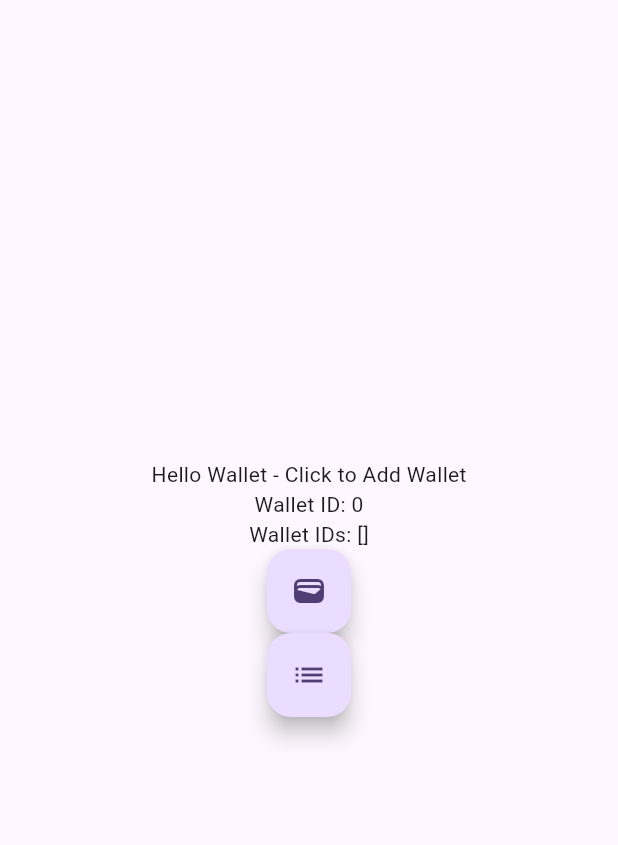
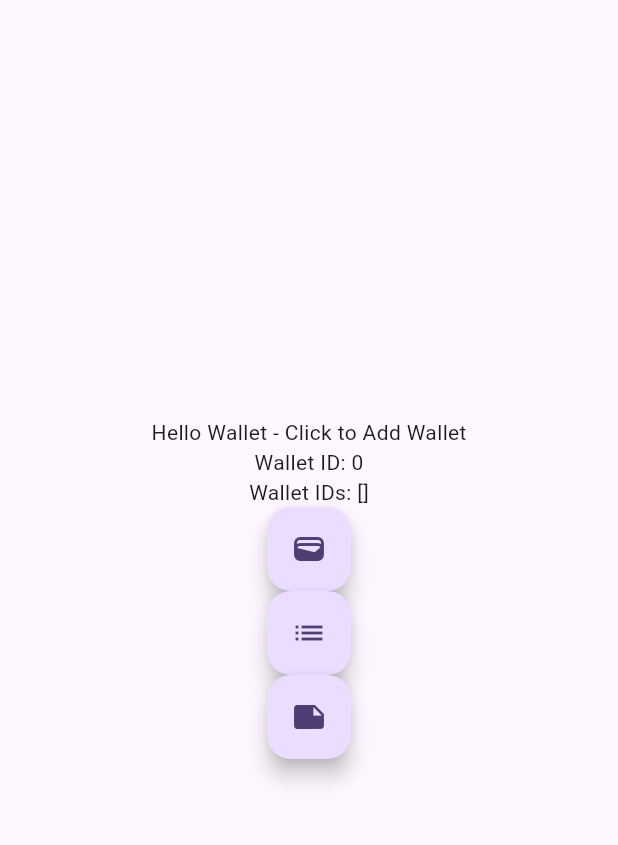
Before and after one commit to zupzup/ffi_test_app, a Flutter app: the screen it shows after launch, after a tap on the "wallet" icon, on a phone screen of 412 x 824 dp, the part 84-929 px from its top. Run offline on Flutter 3.47's test engine with Material 3 defaults, Android fonts, the phone set to English and light mode, and no system bars; missing offline and left inert: wallet_ffi.

```diff
--- a/lib/main.dart
+++ b/lib/main.dart
@@ -6,7 +6,13 @@ import 'dart:async';
 void main() async {
   WidgetsFlutterBinding.ensureInitialized();
   final dbDir = await getDatabaseDir();
-  final conf = WalletFfiConfig(dbFolderPath: dbDir, logLevel: "debug");
+  final conf = WalletFfiConfig(
+    dbFolderPath: dbDir,
+    logLevel: "debug",
+    jobIntervalSecs: BigInt.from(10),
+    jobInitialDelaySecs: BigInt.from(5),
+    defaultMintUrl: "https://mint.wildcat0.clowder1.minibill.tech",
+  );
   debugPrint('Rust init');
   await RustLib.init();
 
@@ -22,7 +28,7 @@ void main() async {
 
 Future<String> getDatabaseDir() async {
   final dir = await getApplicationSupportDirectory();
-  final dbPath = '${dir.path}/wallet-data.db';
+  final dbPath = '${dir.path}/wallet-data_4.db';
 
   // Ensure folder exists
   await dir.create(recursive: true);
@@ -103,18 +109,29 @@ class _MyHomePageState extends State<MyHomePage> {
     }
   }
 
+  Future<void> _getWalletName() async {
+    try {
+      debugPrint('Calling Get Wallet ids');
+      final req = WalletRequest(walletId: _walletId);
+      final res = await walletGetName(req: req);
+      debugPrint('GET WALLET NAME CALLED, RES: ${res.name}');
+    } on WalletError catch (e) {
+      debugPrint('Error, ${e.msg}, ${e.kind}');
+    } catch (e, st) {
+      debugPrint('Unexpected error: $e\n$st');
+    }
+  }
+
   Future<void> _addWallet() async {
     try {
       final req = AddWalletRequest(
-        name: "alice",
         mnemonic:
             "voice hotel dance cinnamon casino federal unhappy enrich legend forum aunt slam",
-        mintUrl: "https://wildcat-dev-docker.minibill.tech",
       );
 
       debugPrint('Calling Add Wallet');
       final res = await walletAdd(req: req);
-      debugPrint('ADD WALLET CALLED, WALLET ID: $res.walletId');
+      debugPrint('ADD WALLET CALLED, WALLET ID: ${res.walletId}');
       setState(() {
         _walletId = res.walletId;
       });
@@ -181,6 +198,11 @@ class _MyHomePageState extends State<MyHomePage> {
               tooltip: 'IDS',
               child: const Icon(Icons.list),
             ),
+            FloatingActionButton(
+              onPressed: _getWalletName,
+              tooltip: 'NAME',
+              child: const Icon(Icons.note),
+            ),
           ],
         ),
       ),
```
